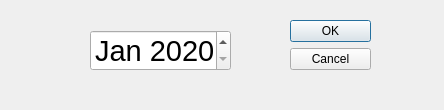
tmkontra/pymyledger, file resource/month.ui: the form before one commit.
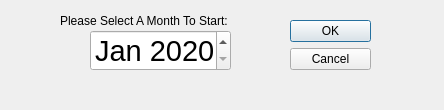
The form after the commit.

```diff
--- a/resource/month.ui
+++ b/resource/month.ui
@@ -60,6 +60,19 @@
     <string>MMM yyyy</string>
    </property>
   </widget>
+  <widget class="QLabel" name="instruction">
+   <property name="geometry">
+    <rect>
+     <x>60</x>
+     <y>10</y>
+     <width>191</width>
+     <height>21</height>
+    </rect>
+   </property>
+   <property name="text">
+    <string>Please Select A Month To Start:</string>
+   </property>
+  </widget>
  </widget>
  <resources/>
  <connections>
```
